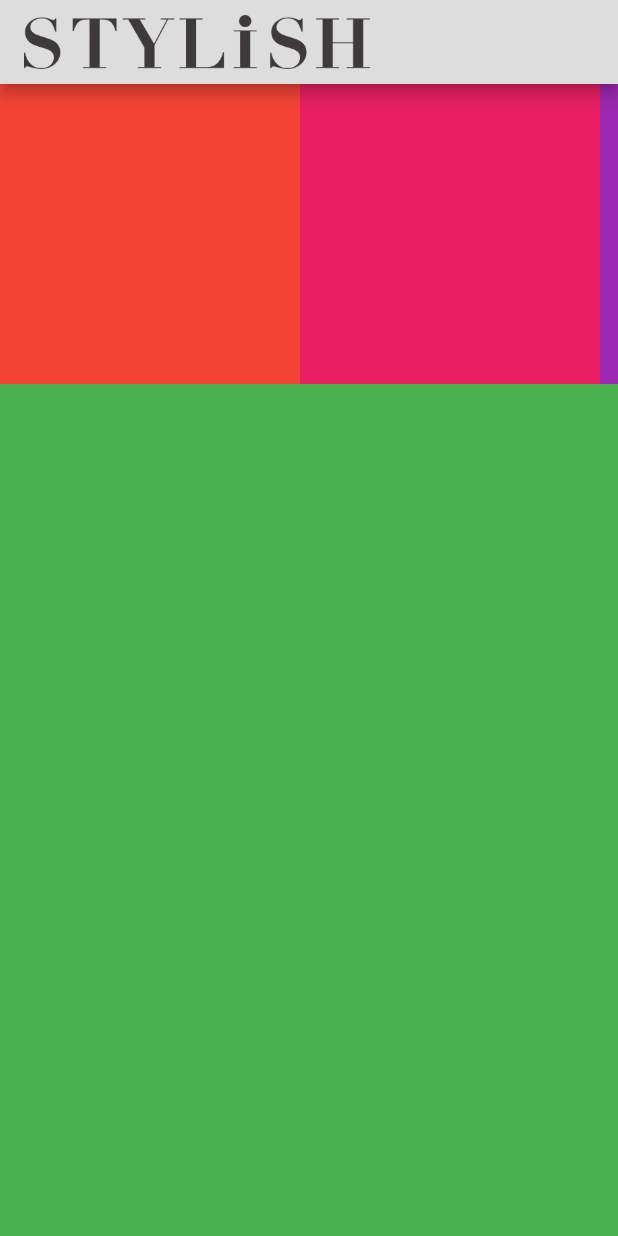
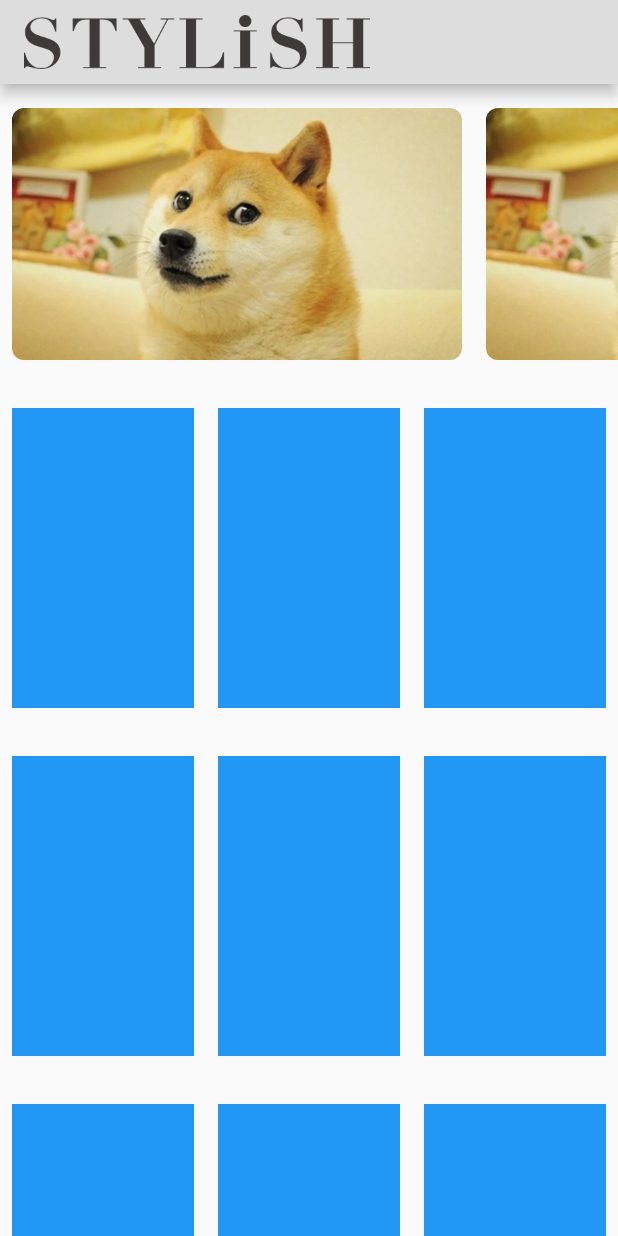
Before and after one commit to Tseng-W/AppWorks_STYLiSH_Flutter, a Flutter app: the screen it shows after launch, on a phone screen of 412 x 824 dp. Run offline on Flutter 3.47's test engine with Material 2 defaults, Android fonts, the phone set to English and light mode, and no system bars.

Commit message:
Week 1 - Layouts
1. 上方替換為 ListView 並顯示加上圓角的圖片
2. 下方替換為三個稱滿的垂直 ListView，暫時顯示純色圖

```diff
--- a/lib/main.dart
+++ b/lib/main.dart
@@ -17,14 +17,13 @@ class MyApp extends StatelessWidget {
       theme: ThemeData(
         primarySwatch: Colors.blue,
       ),
-      home: const MyHomePage(title: 'Flutter Demo Home Page'),
+      home: const MyHomePage(),
     );
   }
 }
 
 class MyHomePage extends StatefulWidget {
-  const MyHomePage({super.key, required this.title});
-  final String title;
+  const MyHomePage({super.key});
 
   @override
   State<MyHomePage> createState() => _MyHomePageState();
@@ -42,28 +41,103 @@ class _MyHomePageState extends State<MyHomePage> {
             fit: BoxFit.contain,
           )),
       body: Column(
+        children: const [
+          HotProductsList(),
+          CategoryLists(),
+        ],
+      ),
+    );
+  }
+}
+
+class CategoryLists extends StatelessWidget {
+  const CategoryLists({
+    super.key,
+  });
+
+  @override
+  Widget build(BuildContext context) {
+    return Expanded(
+      child: Row(
         children: [
-          SizedBox(
-            height: 200,
-            child: ListView.builder(
-              shrinkWrap: true,
-              scrollDirection: Axis.horizontal,
-              itemCount: 1000,
-              itemBuilder: (context, index) {
-                return Container(
-                  width: 200,
-                  color: Colors.primaries[index % Colors.primaries.length],
-                );
-              },
-            ),
+          Expanded(
+            child: ListView.builder(itemBuilder: (context, index) {
+              return Padding(
+                  padding: const EdgeInsets.only(
+                      left: 8.0, right: 8.0, top: 16.0, bottom: 16.0),
+                  child: Container(
+                    height: 200,
+                    color: Colors.blue,
+                  ));
+            }),
           ),
           Expanded(
-            child: Container(
-              color: Colors.green,
-            ),
+            child: ListView.builder(itemBuilder: (context, index) {
+              return Padding(
+                  padding: const EdgeInsets.only(
+                      left: 8.0, right: 8.0, top: 16.0, bottom: 16.0),
+                  child: Container(
+                    height: 200,
+                    color: Colors.blue,
+                  ));
+            }),
+          ),
+          Expanded(
+            child: ListView.builder(itemBuilder: (context, index) {
+              return Padding(
+                  padding: const EdgeInsets.only(
+                      left: 8.0, right: 8.0, top: 16.0, bottom: 16.0),
+                  child: Container(
+                    height: 200,
+                    color: Colors.blue,
+                  ));
+            }),
           ),
         ],
       ),
     );
   }
 }
+
+class HotProductsList extends StatelessWidget {
+  const HotProductsList({
+    super.key,
+  });
+
+  @override
+  Widget build(BuildContext context) {
+    return SizedBox(
+      height: 200,
+      child: ListView.builder(
+        shrinkWrap: true,
+        scrollDirection: Axis.horizontal,
+        itemCount: 1000,
+        itemBuilder: (context, index) {
+          return const Padding(
+            padding:
+                EdgeInsets.only(left: 8.0, right: 8.0, top: 16.0, bottom: 16.0),
+            child: HotProduct(),
+          );
+        },
+      ),
+    );
+  }
+}
+
+class HotProduct extends StatelessWidget {
+  const HotProduct({
+    super.key,
+  });
+
+  @override
+  Widget build(BuildContext context) {
+    return ClipRRect(
+      borderRadius: BorderRadius.circular(8.0),
+      child: Image.asset(
+        'images/doge.jpg',
+        width: 300,
+        fit: BoxFit.cover,
+      ),
+    );
+  }
+}
```
Also changed, not shown: images/doge.jpg (added), images/fine.jpg (added).
